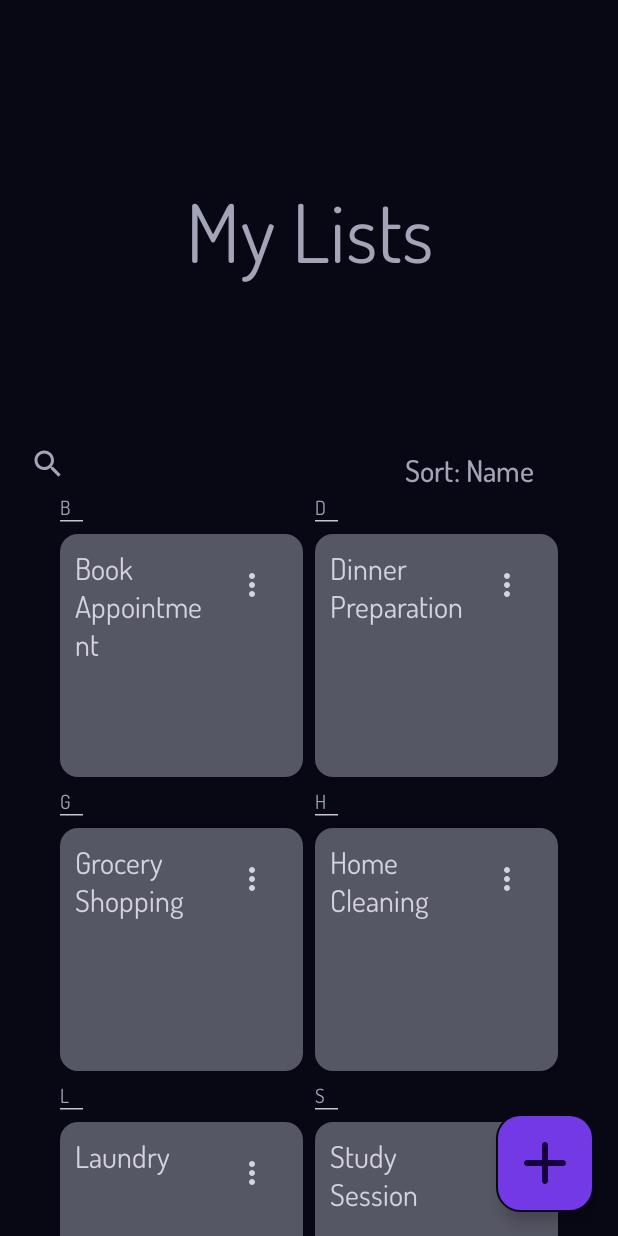
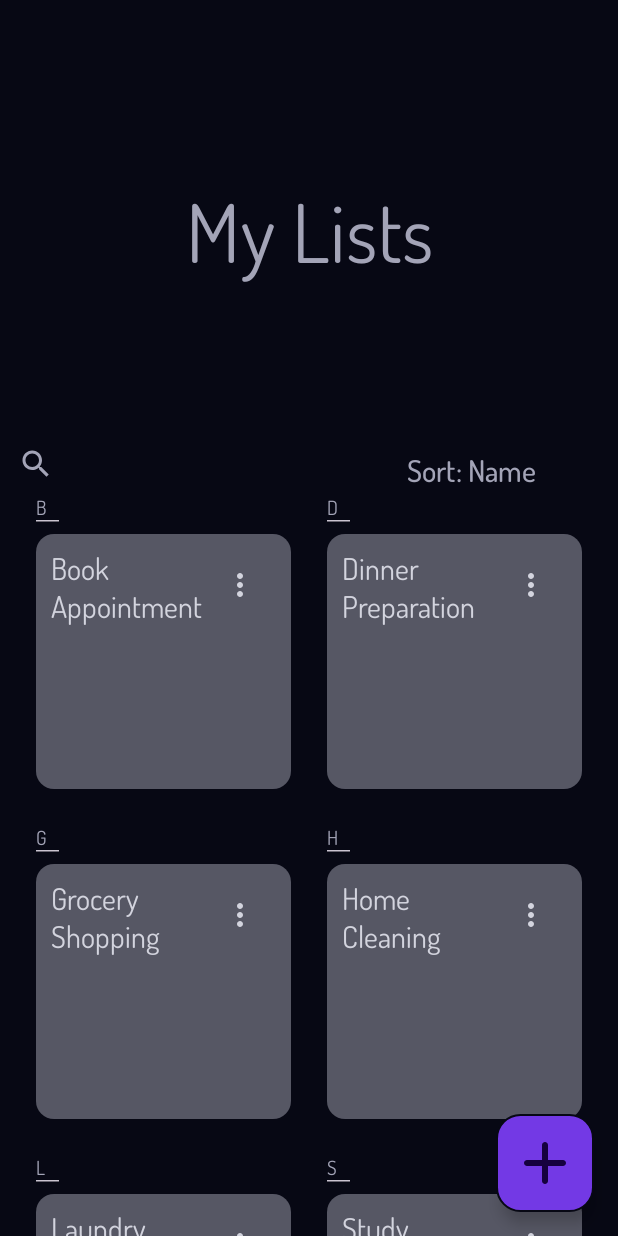
Before and after one commit to TobyNatooor/app-dev-todo, an Android app built with Jetpack Compose: the screen it shows after launch (MainActivity), on a phone screen of 412 x 824 dp. Run offline under Robolectric (Android 15) with nearby library versions, the phone set to English and light mode, and no system bars; our stand-ins replace Room's generated code.

Commit message:
Adjust padding of CheckLists in HomeList.kt.

```diff
--- a/app/src/main/java/com/example/todo_app/ui/feature/home/HomeList.kt
+++ b/app/src/main/java/com/example/todo_app/ui/feature/home/HomeList.kt
@@ -79,7 +79,7 @@ fun HomeList(
 ) {
     val focusManager = LocalFocusManager.current
 
-    val horizontalPadding = 40.dp
+    val horizontalPadding = 24.dp
     val addingNewList = viewModel.addingNewList.collectAsState()
 
     Box(
@@ -161,7 +161,7 @@ fun HomeList(
                             }
                         }
 
-                        CheckListGrid(viewModel = viewModel, cards = cards, cardSpacing = 8.dp)
+                        CheckListGrid(viewModel = viewModel, cards = cards, cardSpacing = horizontalPadding)
                     }
                 }
             }
```
